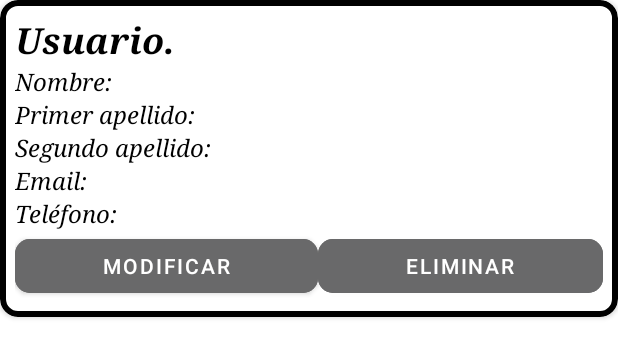
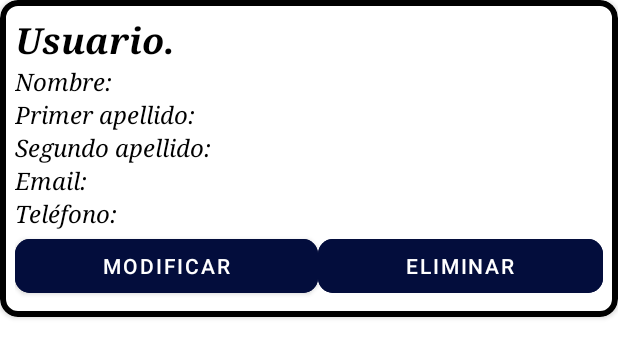
Before and after one commit to jvanhub/TiendaAppAdmin, an Android app: the layout list_element_usuarios.xml on its own in the app's theme, with its tools: preview values and no code run, on a phone screen of 412 x 824 dp. Shown: the top 358 px of the screen. Run offline under Robolectric (Android 15) with nearby library versions, the phone set to English and light mode, and no system bars.

Commit message:
Nueva v1

```diff
--- a/app/src/main/java/com/noanails/tiendaappadmin/Modificar_Citas.java
+++ b/app/src/main/java/com/noanails/tiendaappadmin/Modificar_Citas.java
@@ -132,7 +132,7 @@ public class Modificar_Citas extends AppCompatActivity {
             }
         }
                 , anyo, mes, dia);
-        datePikerDialog.getWindow().setBackgroundDrawable(new ColorDrawable(Color.parseColor("#FAB5B5")));
+        datePikerDialog.getWindow().setBackgroundDrawable(new ColorDrawable(Color.parseColor("#030D3C")));
 
         //Fecha mínima, para evitar citas de dias anteriores al actual.
         datePikerDialog.getDatePicker().setMinDate(System.currentTimeMillis());
--- a/app/src/main/java/com/noanails/tiendaappadmin/Modificar_Usuarios.java
+++ b/app/src/main/java/com/noanails/tiendaappadmin/Modificar_Usuarios.java
@@ -36,7 +36,7 @@ public class Modificar_Usuarios extends AppCompatActivity {
         //Recibe datos (id del boton) desde ListaAdapter.java -> bindData.
         bundle = getIntent().getExtras();
         idRefTablaButton = bundle.getString("boton");
-        Toast.makeText(Modificar_Usuarios.this, idRefTablaButton, Toast.LENGTH_SHORT).show();
+
         mmAuth = FirebaseAuth.getInstance();
         mmDatabase = FirebaseDatabase.getInstance().getReference();
         btConfir = findViewById(R.id.buttonModConfir);
--- a/app/src/main/res/layout/activity_citas.xml
+++ b/app/src/main/res/layout/activity_citas.xml
@@ -39,7 +39,7 @@
                     android:layout_width="135dp"
                     android:layout_height="wrap_content"
                     android:layout_weight="1"
-                    android:backgroundTint="#69696A"
+                    android:backgroundTint="#030D3C"
                     android:text="@string/VerCita"
                     android:textAllCaps="false"
                     app:cornerRadius="10dp" />
@@ -50,7 +50,7 @@
                     android:id="@+id/buttonVolver2"
                     android:layout_width="149dp"
                     android:layout_height="wrap_content"
-                    android:backgroundTint="#69696A"
+                    android:backgroundTint="#030D3C"
                     android:text="@string/volver"
                     android:textAllCaps="false"
                     app:cornerRadius="10dp" />
--- a/app/src/main/res/layout/list_element_usuarios.xml
+++ b/app/src/main/res/layout/list_element_usuarios.xml
@@ -87,7 +87,7 @@
                 android:layout_width="wrap_content"
                 android:layout_height="wrap_content"
                 android:layout_weight="1"
-                android:backgroundTint="#69696A"
+                android:backgroundTint="#030D3C"
                 android:text="@string/modificarCita"
                 android:textAllCaps="false"
                 app:cornerRadius="10dp"/>
@@ -97,7 +97,7 @@
                 android:layout_width="wrap_content"
                 android:layout_height="wrap_content"
                 android:layout_weight="1"
-                android:backgroundTint="#69696A"
+                android:backgroundTint="#030D3C"
                 android:text="@string/eliminarCita"
                 android:textAllCaps="false"
                 app:cornerRadius="10dp" />
--- a/app/src/main/res/values/themes.xml
+++ b/app/src/main/res/values/themes.xml
@@ -2,7 +2,7 @@
     <!-- Base application theme. -->
     <style name="Theme.TiendaAppAdmin" parent="Theme.MaterialComponents.DayNight.DarkActionBar">
         <!-- Primary brand color. -->
-        <item name="colorPrimary">@color/primary</item>
+        <item name="colorPrimary">#02B5A3</item>
         <item name="colorPrimaryVariant">@color/purple_700</item>
         <item name="colorOnPrimary">@color/white</item>
         <!-- Secondary brand color. -->
```
